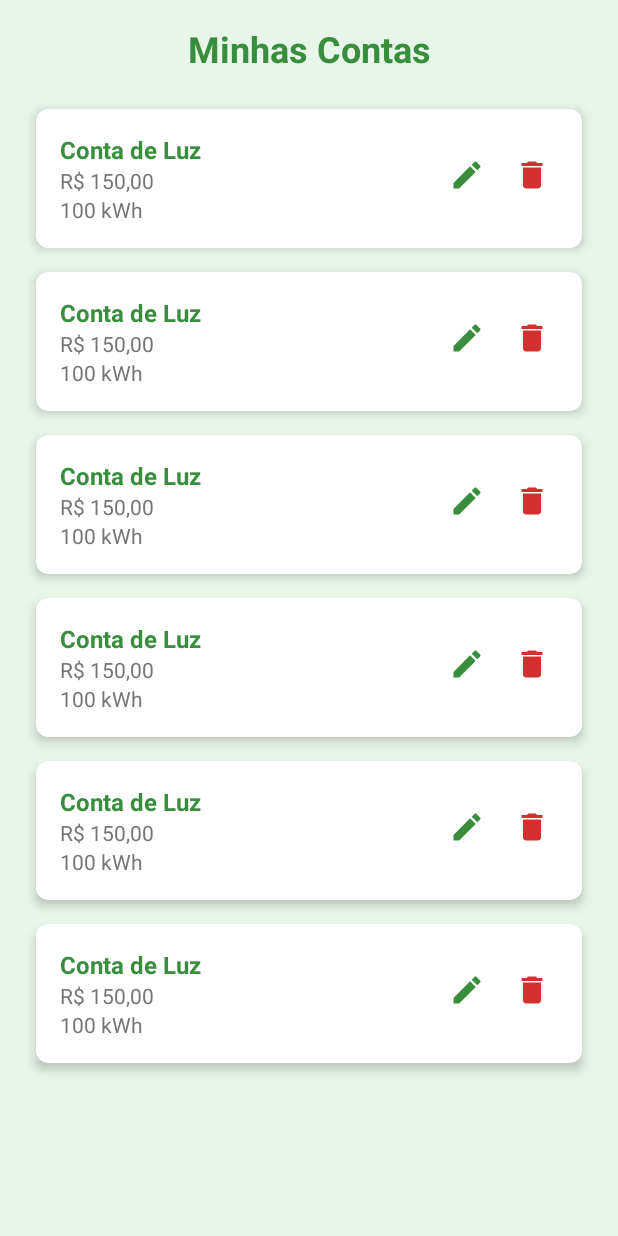
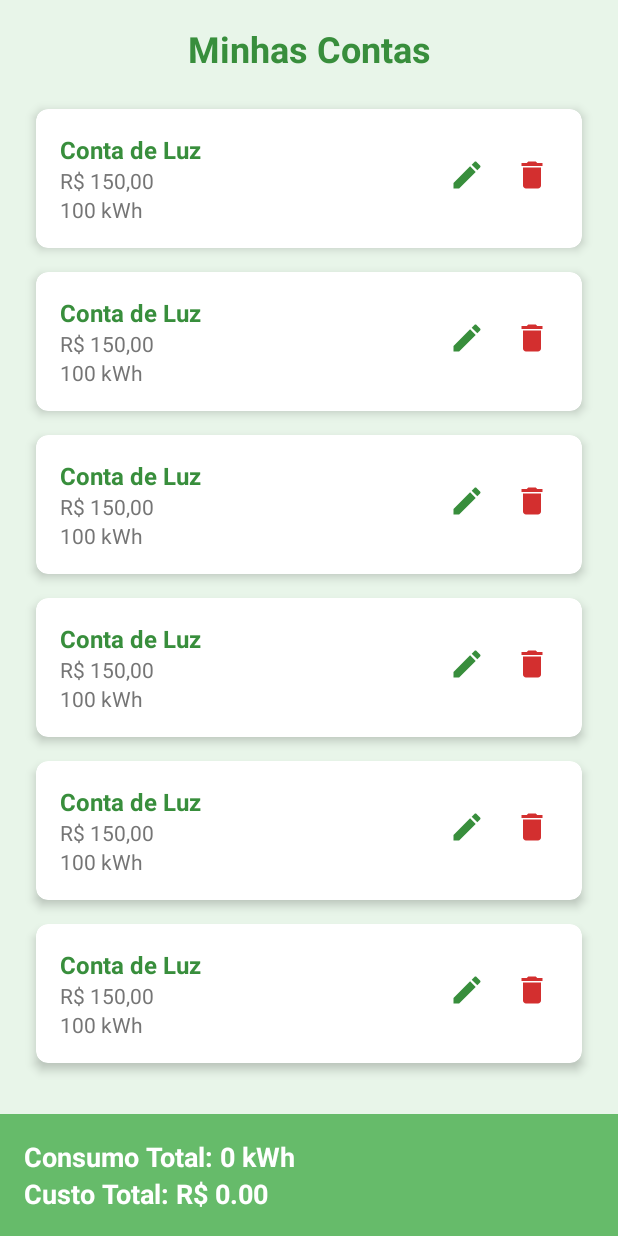
Before and after one commit to lucasrychlicki/EcoSage, an Android app: the layout activity_contas.xml on its own in the app's theme, with its tools: preview values and no code run, on a phone screen of 412 x 824 dp. Run offline under Robolectric (Android 15) with nearby library versions, the phone set to English and light mode, and no system bars.

Commit message:
Adicionando o consumo total

```diff
--- a/app/src/main/res/layout/activity_contas.xml
+++ b/app/src/main/res/layout/activity_contas.xml
@@ -31,4 +31,32 @@
         app:layout_constraintTop_toBottomOf="@id/textContasTitulo"
         tools:itemCount="7"
         tools:listitem="@layout/item_contas" />
+
+    <LinearLayout
+        android:id="@+id/layoutTotals"
+        android:layout_width="match_parent"
+        android:layout_height="wrap_content"
+        android:orientation="vertical"
+        android:padding="16dp"
+        android:background="#66BB6A"
+        app:layout_constraintBottom_toBottomOf="parent">
+
+        <TextView
+            android:id="@+id/textConsumoTotal"
+            android:layout_width="match_parent"
+            android:layout_height="wrap_content"
+            android:text="Consumo Total: 0 kWh"
+            android:textColor="#FFFFFF"
+            android:textStyle="bold"
+            android:textSize="18sp" />
+
+        <TextView
+            android:id="@+id/textCustoTotal"
+            android:layout_width="match_parent"
+            android:layout_height="wrap_content"
+            android:text="Custo Total: R$ 0.00"
+            android:textColor="#FFFFFF"
+            android:textStyle="bold"
+            android:textSize="18sp" />
+    </LinearLayout>
 </androidx.constraintlayout.widget.ConstraintLayout>
```
Also changed, not shown: app/src/main/java/com/lucaslima/ecosage/view/ContasActivity.kt (+32 -1 lines).
